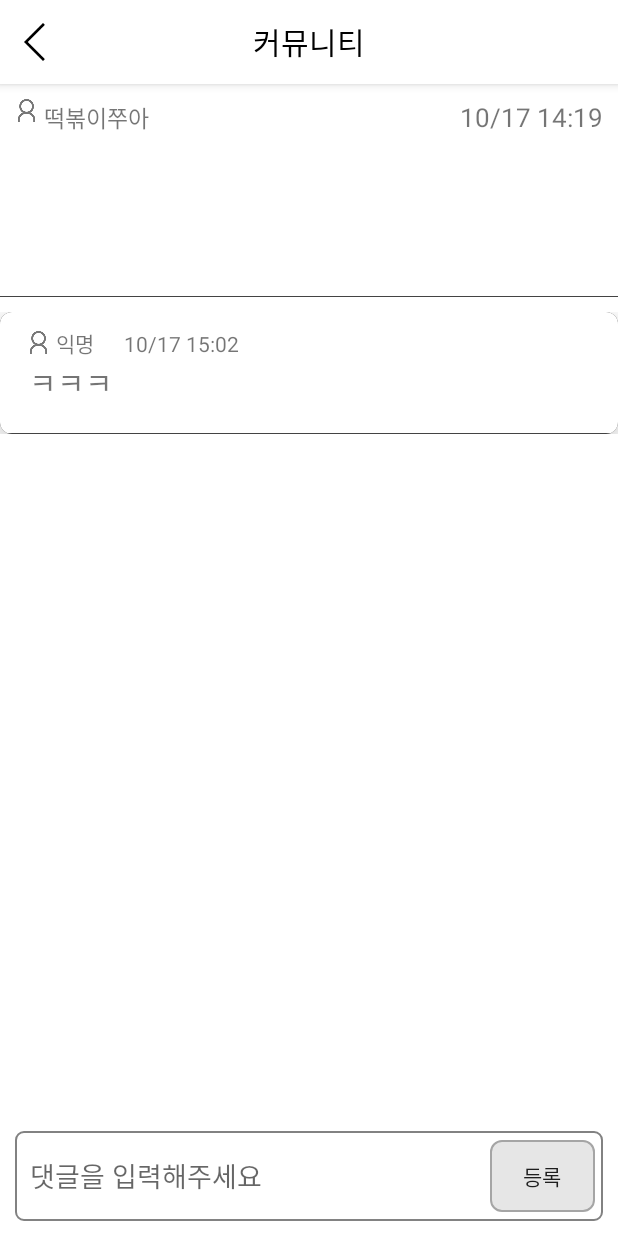
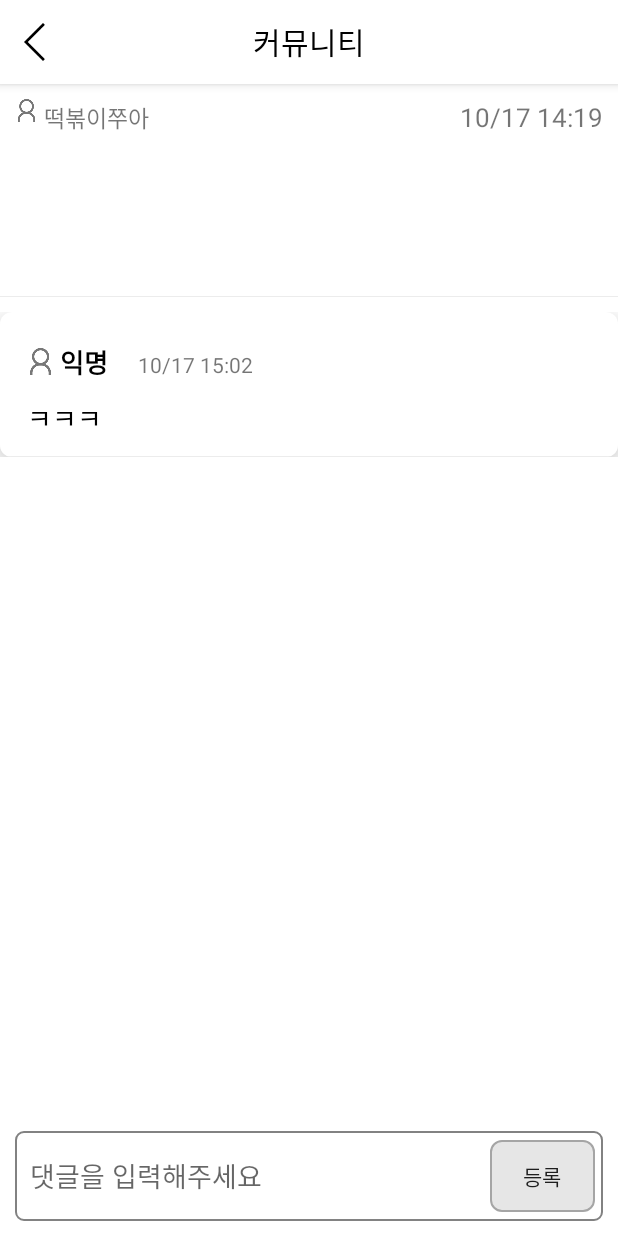
Before and after one commit to gityhb/YUMYUM, an Android app: the CommunityDetailActivity screen opened directly, with no data from a screen before it, on a phone screen of 412 x 824 dp. Run offline under Robolectric (Android 15) with nearby library versions, the phone set to English and light mode, and no system bars.

Commit message:
ssb 12/06 19:03

```diff
--- a/app/src/main/res/drawable/bottom_border.xml
+++ b/app/src/main/res/drawable/bottom_border.xml
@@ -4,7 +4,7 @@
     <!-- Transparent Background -->
     <item>
         <shape android:shape="rectangle">
-            <solid android:color="#434343" />
+            <solid android:color="#ECECEC" />
         </shape>
     </item>
 
--- a/app/src/main/res/layout/activity_comment_adapter.xml
+++ b/app/src/main/res/layout/activity_comment_adapter.xml
@@ -15,7 +15,7 @@
         <LinearLayout
             android:layout_width="match_parent"
             android:layout_height="match_parent"
-            android:paddingTop="10dp"
+            android:paddingTop="20dp"
             android:background="@drawable/bottom_border"
             android:orientation="vertical"
             android:paddingLeft="8dp"
@@ -29,8 +29,8 @@
 
                 <ImageView
                     android:id="@+id/imageView7"
-                    android:layout_width="15dp"
-                    android:layout_height="15dp"
+                    android:layout_width="18dp"
+                    android:layout_height="18dp"
                     android:layout_gravity="center"
                     app:srcCompat="@drawable/icon_my" />
 
@@ -38,6 +38,9 @@
                     android:id="@+id/comment_writer"
                     android:layout_width="wrap_content"
                     android:layout_height="wrap_content"
+                    android:textStyle="bold"
+                    android:textSize="17sp"
+                    android:textColor="#000"
                     android:layout_marginLeft="4dp"
                     android:text="안녕하십쎄요" />
 
@@ -54,9 +57,11 @@
                 android:id="@+id/comment_content"
                 android:layout_width="match_parent"
                 android:layout_height="50dp"
+                android:padding="10dp"
                 android:paddingLeft="11dp"
+                android:textColor="#000"
                 android:text="신전이 근본이죠 ㅎ"
-                android:textSize="20sp" />
+                android:textSize="18sp" />
 
         </LinearLayout>
 
--- a/app/src/main/res/layout/activity_community_enroll.xml
+++ b/app/src/main/res/layout/activity_community_enroll.xml
@@ -115,10 +115,11 @@
                 <Button
                     android:id="@+id/button_register"
                     android:layout_width="match_parent"
-                    android:layout_height="wrap_content"
+                    android:layout_height="60dp"
                     android:background="@drawable/register"
+                    android:layout_marginVertical="10dp"
                     android:text="등 록 하 기"
-                    android:textSize="20sp"
+                    android:textSize="21sp"
                     android:textStyle="bold" />
 
             </LinearLayout>
--- a/app/src/main/res/layout/activity_list_adapter.xml
+++ b/app/src/main/res/layout/activity_list_adapter.xml
@@ -27,13 +27,16 @@
                 android:layout_width="match_parent"
                 android:layout_height="wrap_content"
                 android:text="list_title"
-                android:textSize="26sp"
+                android:textSize="20sp"
+                android:textColor="#000"
                 android:textStyle="bold" />
 
             <TextView
                 android:id="@+id/list_content"
                 android:layout_width="match_parent"
                 android:layout_height="wrap_content"
+                android:textColor="#000"
+                android:textSize="16sp"
                 android:text="list_content" />
 
             <LinearLayout
```
